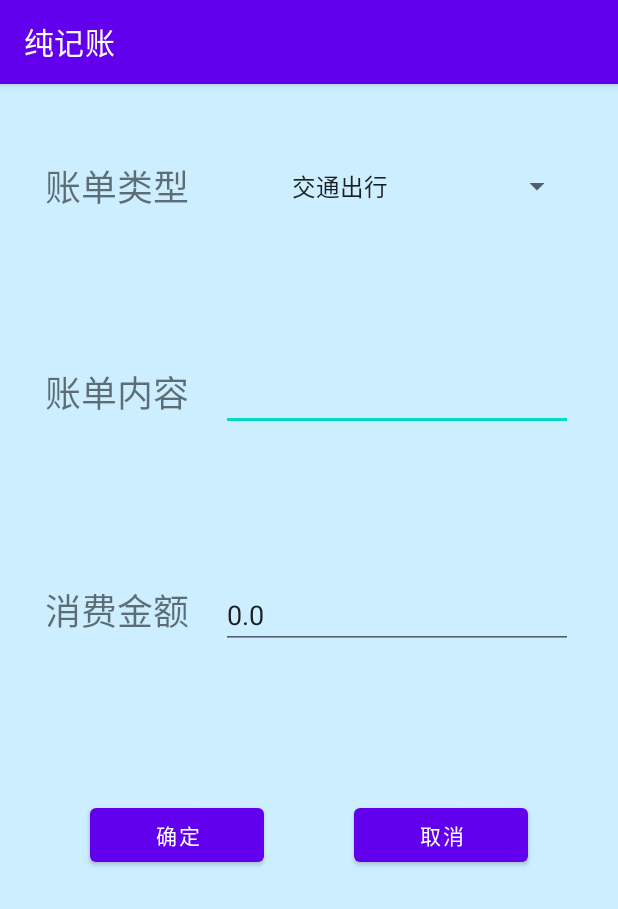
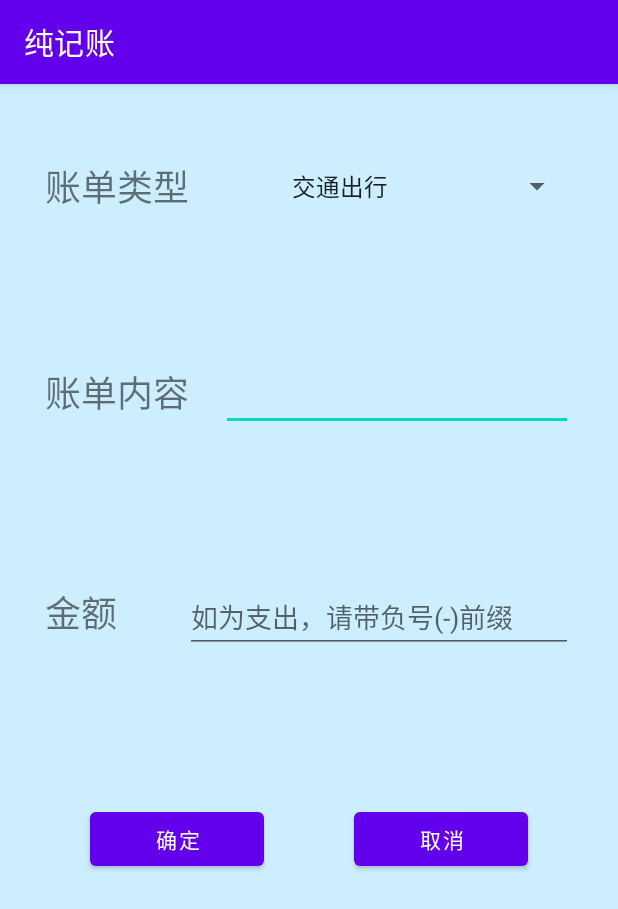
Before and after one commit to wuyuansushen/MobileLearning, an Android app: the screen it shows after launch (CreateTransactions), after a tap on an icon or button, on a phone screen of 412 x 824 dp. Shown: the top 909 px of the screen. Run offline under Robolectric (Android 15) with nearby library versions, the phone set to English and light mode, and no system bars.

Commit message:
Add hint for price EditText

```diff
--- a/app/src/main/java/com/wwl/mobilelearning/CreateTransactions.java
+++ b/app/src/main/java/com/wwl/mobilelearning/CreateTransactions.java
@@ -36,7 +36,13 @@ public class CreateTransactions extends AppCompatActivity {
         //消费金额
         EditText price=findViewById(R.id.price);
         Double priceFromMain=intent.getDoubleExtra("price",0.0);
-        price.setText(priceFromMain.toString());
+        if(priceFromMain!=0.0)
+        {
+            price.setText(priceFromMain.toString());
+        }
+        else
+        {
+        }
 
         //确定按钮
         Button buttonOK=this.findViewById(R.id.ok);
--- a/app/src/main/java/com/wwl/mobilelearning/MainActivity.java
+++ b/app/src/main/java/com/wwl/mobilelearning/MainActivity.java
@@ -5,18 +5,54 @@ import androidx.annotation.NonNull;
 
 import android.content.Intent;
 import android.os.Bundle;
+import android.view.LayoutInflater;
 import android.view.View;
 import android.widget.EditText;
 
+import java.util.List;
+import java.util.ArrayList;
+
+import com.google.android.material.floatingactionbutton.FloatingActionButton;
+
 public class MainActivity extends AppCompatActivity {
+    private Account account;
+    public List<Transaction> transactionList=new ArrayList<Transaction>();
+    public Double asset,income,expence;
 
     @Override
     protected void onCreate(Bundle savedInstanceState) {
         super.onCreate(savedInstanceState);
         setContentView(R.layout.activity_main);
+
+        View rootView=getWindow().getDecorView().getRootView();
+        InitialRecyclerView(rootView);
+
+        FloatingActionButton createTransactionButton=this.findViewById(R.id.floatingActionButton);
+        createTransactionButton.setOnClickListener(new View.OnClickListener() {
+            @Override
+            public void onClick(View v) {
+                Intent intent=new Intent(MainActivity.this,CreateTransactions.class);
+
+                //未完成
+                startActivity(intent);
+            }
+        });
     }
-        public void createTransactions(View view) {
-        Intent intent=new Intent(this,CreateTransactions.class);
-        startActivity(intent);
+
+    public void InitialRecyclerView(View view)
+    {
+        account=new Account(this.getApplicationContext());
+        transactionList=account.loadAccount();
+    }
+
+    public void UpdateAsset(View view){
+        asset=0.0;
+        income=0.0;
+        expence=0.0;
+
+        for(int i=0;i<transactionList.size();i++)
+        {
+
         }
+    }
 }
--- a/app/src/main/res/layout/activity_create_transactions.xml
+++ b/app/src/main/res/layout/activity_create_transactions.xml
@@ -82,7 +82,7 @@
                 android:layout_height="wrap_content"
                 android:textSize="24sp"
                 android:layout_weight="1"
-                android:text="消费金额" />
+                android:text="金额" />
 
             <EditText
                 android:id="@+id/price"
@@ -90,6 +90,7 @@
                 android:layout_height="wrap_content"
                 android:layout_weight="1"
                 android:ems="10"
+                android:hint="如为支出，请带负号(-)前缀"
                 android:inputType="textPersonName"
                 android:text="" />
         </LinearLayout>
--- a/app/src/main/res/layout/activity_main.xml
+++ b/app/src/main/res/layout/activity_main.xml
@@ -16,7 +16,6 @@
         android:layout_marginEnd="50dp"
         android:layout_marginBottom="50dp"
         android:clickable="true"
-        android:onClick="createTransactions"
         android:tint="#FFFFFF"
         android:tintMode="multiply"
         app:backgroundTint="#E91E63"
```
